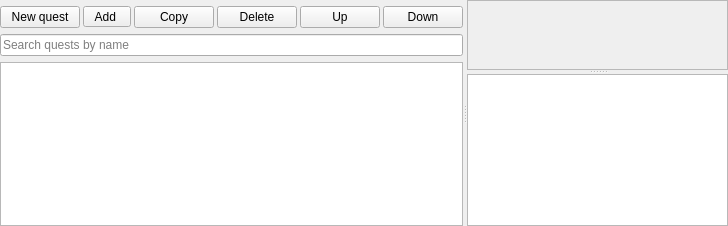
Qt form src_new/ui/designer/quest_outline.ui (ThePi1/SPT-Trader-Builder) before a commit.
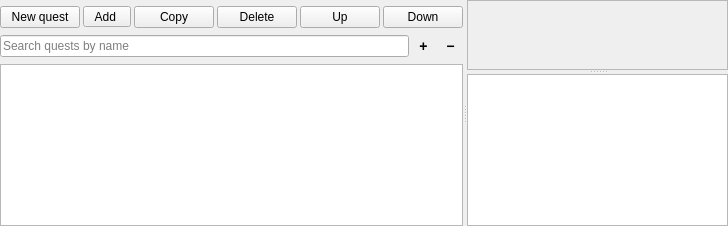
The same form after that commit.

Commit message:
Expand and collapse all quests
Two small flat buttons (+ and -) sit beside the search box in the Quests tab,
and the right-click menu has Expand all and Collapse all (also on empty
space). Collapsing folds each quest to its own row and moves the open item to
its quest if it was inside one. The tree used to open everything again
whenever the quests changed; it now remembers what was shut, and only new
things start open.

Diff of the .ui file:
```diff
--- a/src_new/ui/designer/quest_outline.ui
+++ b/src_new/ui/designer/quest_outline.ui
@@ -104,6 +104,11 @@
         </layout>
        </item>
        <item>
+        <layout class="QHBoxLayout" name="searchRow" stretch="1,0,0">
+         <property name="spacing">
+          <number>2</number>
+         </property>
+         <item>
         <widget class="QLineEdit" name="search">
          <property name="placeholderText">
           <string>Search quests by name</string>
@@ -112,6 +117,52 @@
           <bool>true</bool>
          </property>
         </widget>
+         </item>
+         <item>
+          <widget class="QToolButton" name="expandAllButton">
+           <property name="minimumSize">
+            <size>
+             <width>24</width>
+             <height>24</height>
+            </size>
+           </property>
+           <property name="styleSheet">
+            <string notr="true">font-weight: bold; font-size: 14px;</string>
+           </property>
+           <property name="toolTip">
+            <string>Expand all</string>
+           </property>
+           <property name="text">
+            <string>+</string>
+           </property>
+           <property name="autoRaise">
+            <bool>true</bool>
+           </property>
+          </widget>
+         </item>
+         <item>
+          <widget class="QToolButton" name="collapseAllButton">
+           <property name="minimumSize">
+            <size>
+             <width>24</width>
+             <height>24</height>
+            </size>
+           </property>
+           <property name="styleSheet">
+            <string notr="true">font-weight: bold; font-size: 14px;</string>
+           </property>
+           <property name="toolTip">
+            <string>Collapse all</string>
+           </property>
+           <property name="text">
+            <string>−</string>
+           </property>
+           <property name="autoRaise">
+            <bool>true</bool>
+           </property>
+          </widget>
+         </item>
+        </layout>
        </item>
        <item>
         <widget class="QTreeWidget" name="tree">
```
Lines whose indentation alone changed are shown as unchanged. The commit also changes 4 other files.
